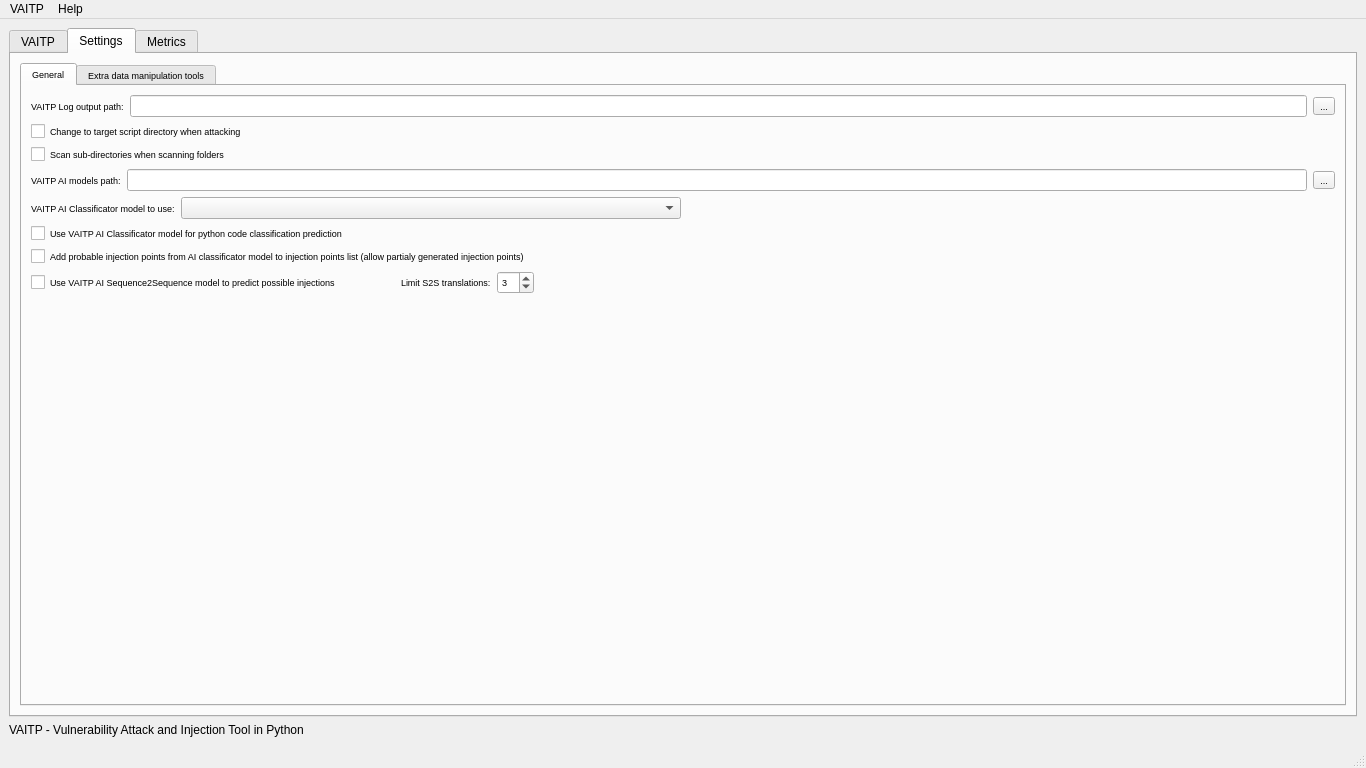
Qt form VAITP GUI/vaitp/vaitp.ui (netpack/vaitp) before a commit.
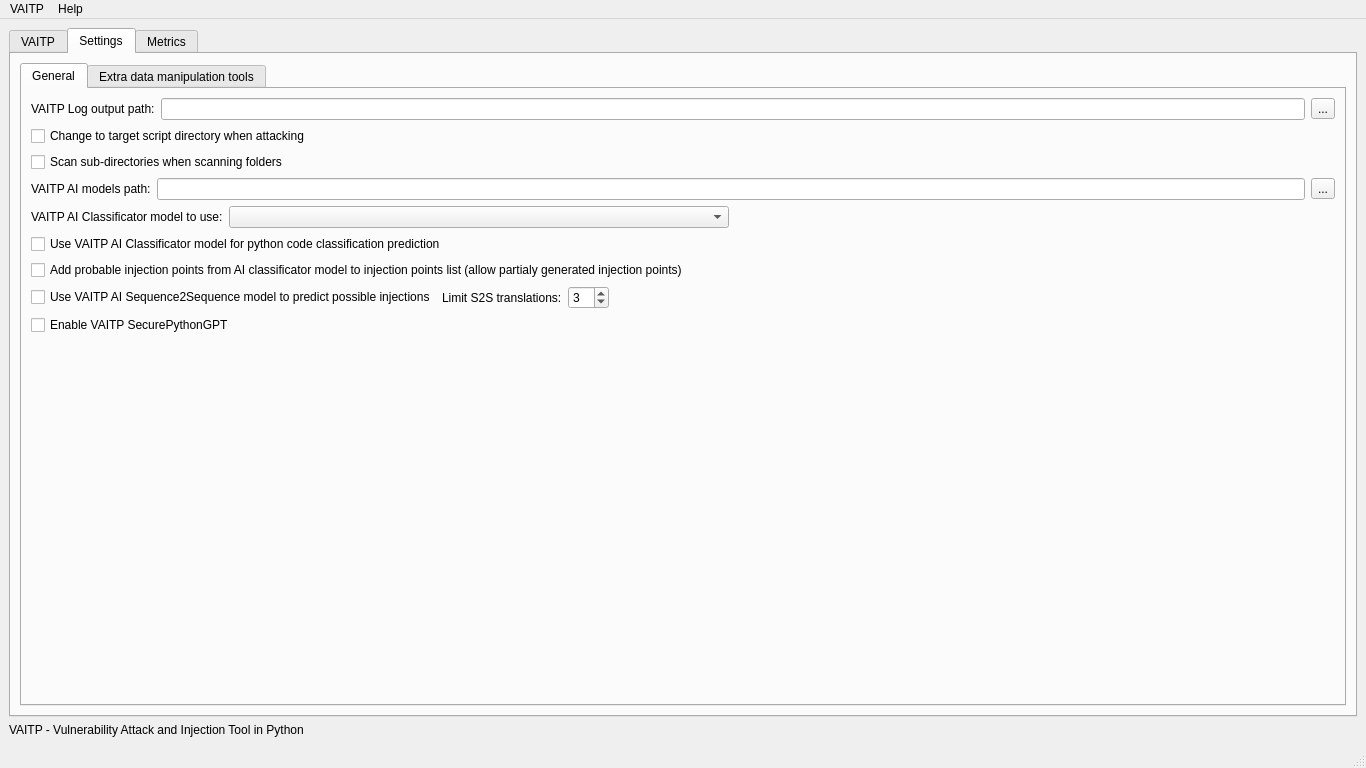
The same form after that commit. The open tabs and pages were chosen to show the change. Icons and pictures are not drawn.

Commit message: VAITP v1.1 Beta. Added SecurePythonGPT; Corrected Segmentation Fault bug uppon scanning;

The edit to the form file:
```diff
--- a/VAITP GUI/vaitp/vaitp.ui
+++ b/VAITP GUI/vaitp/vaitp.ui
@@ -707,7 +707,7 @@
          <widget class="QTabWidget" name="tabWidget_3">
           <property name="font">
            <font>
-            <pointsize>7</pointsize>
+            <pointsize>9</pointsize>
            </font>
           </property>
           <property name="currentIndex">
@@ -728,6 +728,11 @@
                    <layout class="QHBoxLayout" name="horizontalLayout_18">
                     <item>
                      <widget class="QLabel" name="label_24">
+                      <property name="font">
+                       <font>
+                        <pointsize>9</pointsize>
+                       </font>
+                      </property>
                       <property name="text">
                        <string>VAITP Log output path:</string>
                       </property>
@@ -751,6 +756,11 @@
                   </item>
                   <item>
                    <widget class="QCheckBox" name="checkBox_change_dir_on_attack">
+                    <property name="font">
+                     <font>
+                      <pointsize>9</pointsize>
+                     </font>
+                    </property>
                     <property name="toolTip">
                      <string>&lt;html&gt;&lt;head/&gt;&lt;body&gt;&lt;p&gt;Use the target script's directory as the working directory&lt;/p&gt;&lt;/body&gt;&lt;/html&gt;</string>
                     </property>
@@ -761,6 +771,11 @@
                   </item>
                   <item>
                    <widget class="QCheckBox" name="checkBox_scan_subdirs">
+                    <property name="font">
+                     <font>
+                      <pointsize>9</pointsize>
+                     </font>
+                    </property>
                     <property name="toolTip">
                      <string>&lt;html&gt;&lt;head/&gt;&lt;body&gt;&lt;p&gt;Recursively add all Python files inside all the folders below the selected folder to scan&lt;/p&gt;&lt;/body&gt;&lt;/html&gt;</string>
                     </property>
@@ -773,6 +788,11 @@
                    <layout class="QHBoxLayout" name="horizontalLayout_20">
                     <item>
                      <widget class="QLabel" name="label_17">
+                      <property name="font">
+                       <font>
+                        <pointsize>9</pointsize>
+                       </font>
+                      </property>
                       <property name="text">
                        <string>VAITP AI models path:</string>
                       </property>
@@ -843,6 +863,11 @@
               </item>
               <item>
                <widget class="QCheckBox" name="checkBox_use_vaitp_ai_classificator">
+                <property name="font">
+                 <font>
+                  <pointsize>9</pointsize>
+                 </font>
+                </property>
                 <property name="toolTip">
                  <string>&lt;html&gt;&lt;head/&gt;&lt;body&gt;&lt;p&gt;Use VAITP AI Classificator model to predict if the scanned script is &amp;quot;vulnerable&amp;quot;, &amp;quot;injectable&amp;quot; or &amp;quot;noninjectable&amp;quot;. I&lt;span style=&quot; text-decoration: underline;&quot;&gt;f  predicted as &amp;quot;injectable&amp;quot;&lt;/span&gt; the model will output the probable injection points (the most probable injectable strings).&lt;/p&gt;&lt;/body&gt;&lt;/html&gt;</string>
                 </property>
@@ -856,6 +881,11 @@
                 <property name="enabled">
                  <bool>true</bool>
                 </property>
+                <property name="font">
+                 <font>
+                  <pointsize>9</pointsize>
+                 </font>
+                </property>
                 <property name="toolTip">
                  <string>&lt;html&gt;&lt;head/&gt;&lt;body&gt;&lt;p&gt;Partially generated injection points will be added to the list of injection points. (rises false-positives but may increase true positives also).&lt;/p&gt;&lt;/body&gt;&lt;/html&gt;</string>
                 </property>
@@ -874,6 +904,11 @@
                     <height>0</height>
                    </size>
                   </property>
+                  <property name="font">
+                   <font>
+                    <pointsize>9</pointsize>
+                   </font>
+                  </property>
                   <property name="toolTip">
                    <string>&lt;html&gt;&lt;head/&gt;&lt;body&gt;&lt;p&gt;Use VAITP AI Sequence 2 Sequence model to attempt to &amp;quot;translate&amp;quot; probable injection points (inputs the probable injection points from the Classificator's output into the S2S and uses the output as the vulnerable injection string)&lt;/p&gt;&lt;/body&gt;&lt;/html&gt;</string>
                   </property>
@@ -892,6 +927,11 @@
                       <height>16777215</height>
                      </size>
                     </property>
+                    <property name="font">
+                     <font>
+                      <pointsize>9</pointsize>
+                     </font>
+                    </property>
                     <property name="text">
                      <string>Limit S2S translations:</string>
                     </property>
@@ -927,6 +967,16 @@
                 </item>
                </layout>
               </item>
+              <item>
+               <widget class="QCheckBox" name="checkBox_enable_VAITP_SecurePythonGPT">
+                <property name="toolTip">
+                 <string>&lt;html&gt;&lt;head/&gt;&lt;body&gt;&lt;p&gt;Provides LLM capabilities to the analysis of Python scripts.&lt;/p&gt;&lt;p&gt;&lt;br/&gt;&lt;/p&gt;&lt;p&gt;[Requires a valid Azure OpenAI subscription to be configured in the file &amp;quot;vaitp/VAITP GUI/vaitp/VAITP_AI_LLM_GPT_VulnerabilityCheck.config&amp;quot; ]&lt;/p&gt;&lt;/body&gt;&lt;/html&gt;</string>
+                </property>
+                <property name="text">
+                 <string>Enable VAITP SecurePythonGPT</string>
+                </property>
+               </widget>
+              </item>
              </layout>
             </item>
             <item>
```
Left out of the diff: 32 changed lines with no effect on the pictures. The commit also changes 7 other files.
